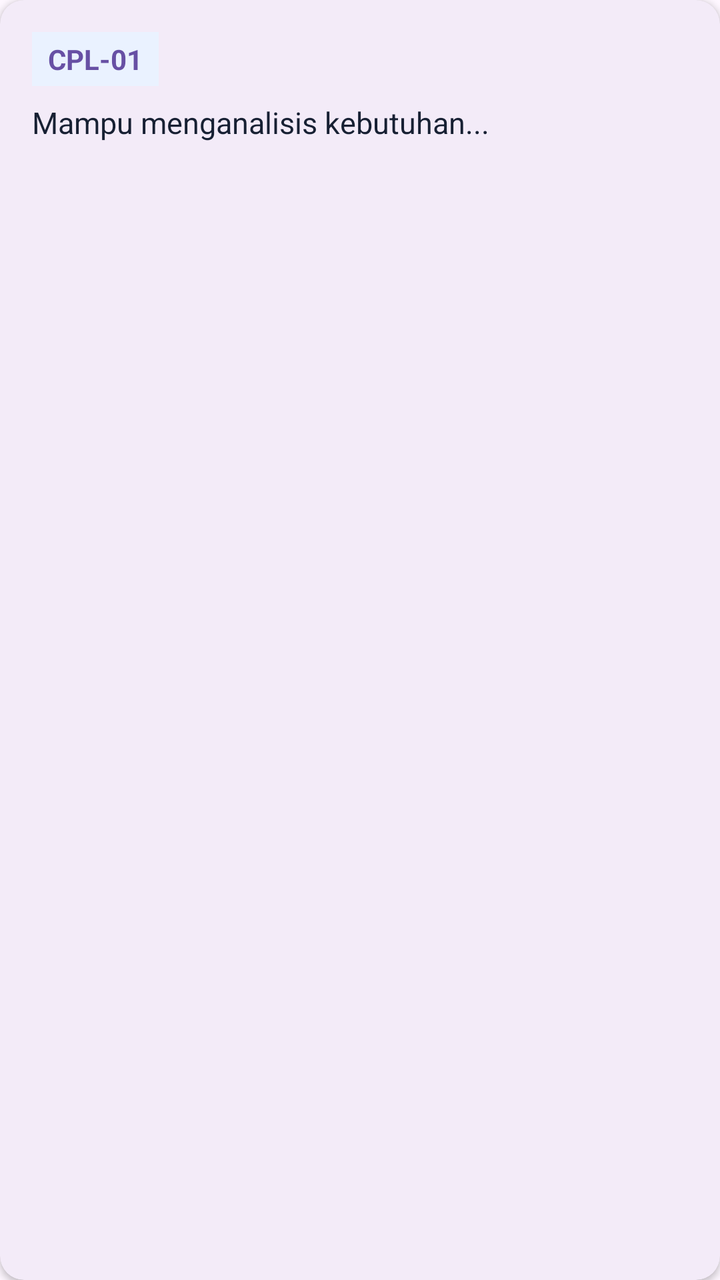
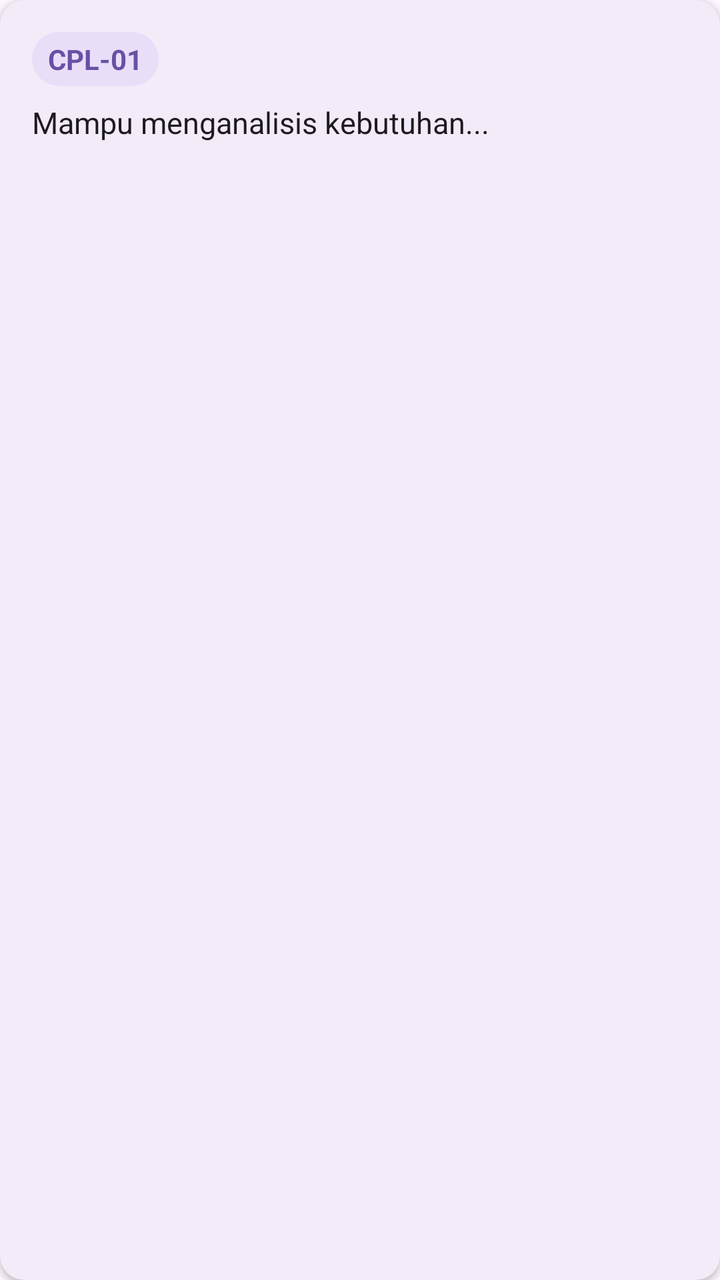

An Android layout rendered at two revisions. The XML below is the earlier revision; the diff shows what the commit changed to produce the second picture.
<!-- AndroidManifest.xml: application theme Theme.ProjectFarrelMobileProgramming -->
<!-- res/layout/item_cpl.xml -->
<?xml version="1.0" encoding="utf-8"?>
<com.google.android.material.card.MaterialCardView 
    xmlns:android="http://schemas.android.com/apk/res/android"
    xmlns:app="http://schemas.android.com/apk/res-auto"
    android:layout_width="match_parent"
    android:layout_height="wrap_content"
    android:layout_margin="8dp"
    app:cardCornerRadius="12dp"
    app:cardElevation="2dp"
    app:strokeWidth="0dp">

    <LinearLayout
        android:layout_width="match_parent"
        android:layout_height="wrap_content"
        android:orientation="vertical"
        android:padding="16dp">

        <TextView
            android:id="@+id/tvIdCpl"
            android:layout_width="wrap_content"
            android:layout_height="wrap_content"
            android:text="CPL-01"
            android:textColor="?attr/colorPrimary"
            android:textStyle="bold"
            android:background="#EAF2FF"
            android:paddingHorizontal="8dp"
            android:paddingVertical="4dp" />

        <TextView
            android:id="@+id/tvDeskripsiCpl"
            android:layout_width="match_parent"
            android:layout_height="wrap_content"
            android:text="Mampu menganalisis kebutuhan..."
            android:textSize="15sp"
            android:layout_marginTop="8dp"
            android:textColor="#172033" />

    </LinearLayout>
</com.google.android.material.card.MaterialCardView>
<!-- resources referenced by this layout -->
<resources>
  <style name="Theme.ProjectFarrelMobileProgramming" parent="Base.Theme.ProjectFarrelMobileProgramming" />
  <style name="Base.Theme.ProjectFarrelMobileProgramming" parent="Theme.Material3.DayNight.NoActionBar">
          
          
      </style>
</resources>

<!-- the commit's change to res/layout/item_cpl.xml (unified diff, before → after) -->
@@ -19,10 +19,10 @@
             android:id="@+id/tvIdCpl"
             android:layout_width="wrap_content"
             android:layout_height="wrap_content"
-            android:text="CPL-01"
+            android:text="@string/ui_cpl_01_41"
             android:textColor="?attr/colorPrimary"
             android:textStyle="bold"
-            android:background="#EAF2FF"
+            android:background="@drawable/bg_pill"
             android:paddingHorizontal="8dp"
             android:paddingVertical="4dp" />
 
@@ -30,10 +30,10 @@
             android:id="@+id/tvDeskripsiCpl"
             android:layout_width="match_parent"
             android:layout_height="wrap_content"
-            android:text="Mampu menganalisis kebutuhan..."
+            android:text="@string/ui_mampu_menganalisis_kebutuhan_42"
             android:textSize="15sp"
             android:layout_marginTop="8dp"
-            android:textColor="#172033" />
+            android:textColor="?attr/colorOnSurface" />
 
     </LinearLayout>
 </com.google.android.material.card.MaterialCardView>
<!-- resource entries referenced after the edit -->
@@ -1,5 +1,14 @@
 <!-- resources referenced by this layout -->
 <resources>
+  <!-- drawable bg_pill (drawable) -->
+  <?xml version="1.0" encoding="utf-8"?>
+  <shape xmlns:android="http://schemas.android.com/apk/res/android"
+      android:shape="rectangle">
+      <solid android:color="?attr/colorSecondaryContainer" />
+      <corners android:radius="16dp" />
+  </shape>
+  <string name="ui_cpl_01_41">CPL-01</string>
+  <string name="ui_mampu_menganalisis_kebutuhan_42">Mampu menganalisis kebutuhan...</string>
   <style name="Theme.ProjectFarrelMobileProgramming" parent="Base.Theme.ProjectFarrelMobileProgramming" />
   <style name="Base.Theme.ProjectFarrelMobileProgramming" parent="Theme.Material3.DayNight.NoActionBar">
           
